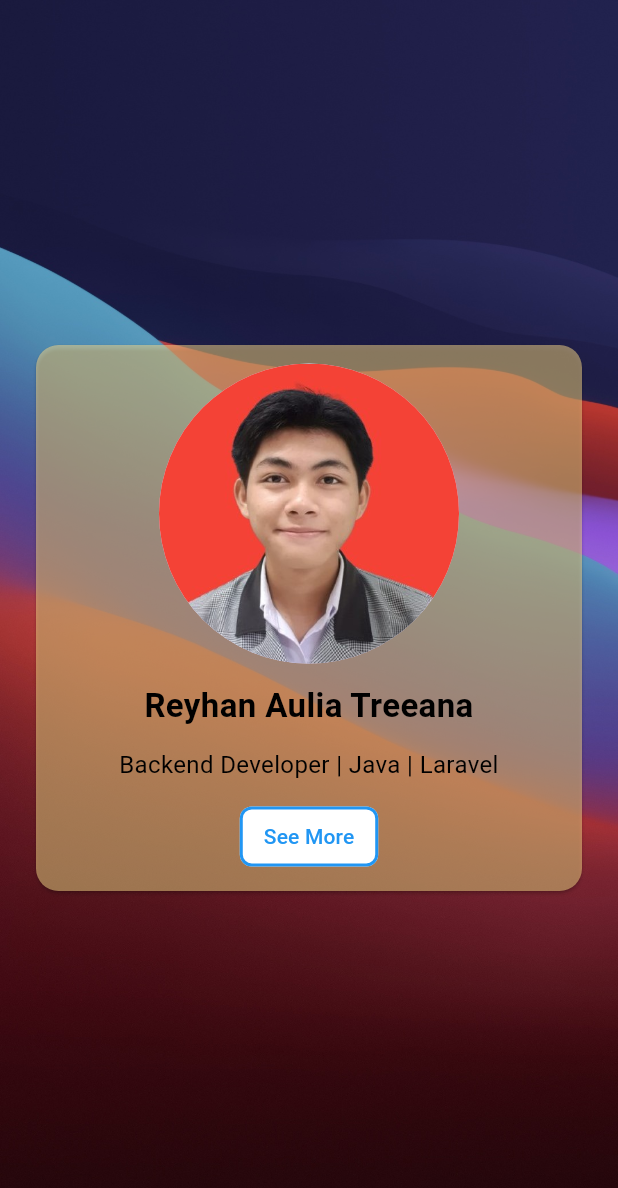
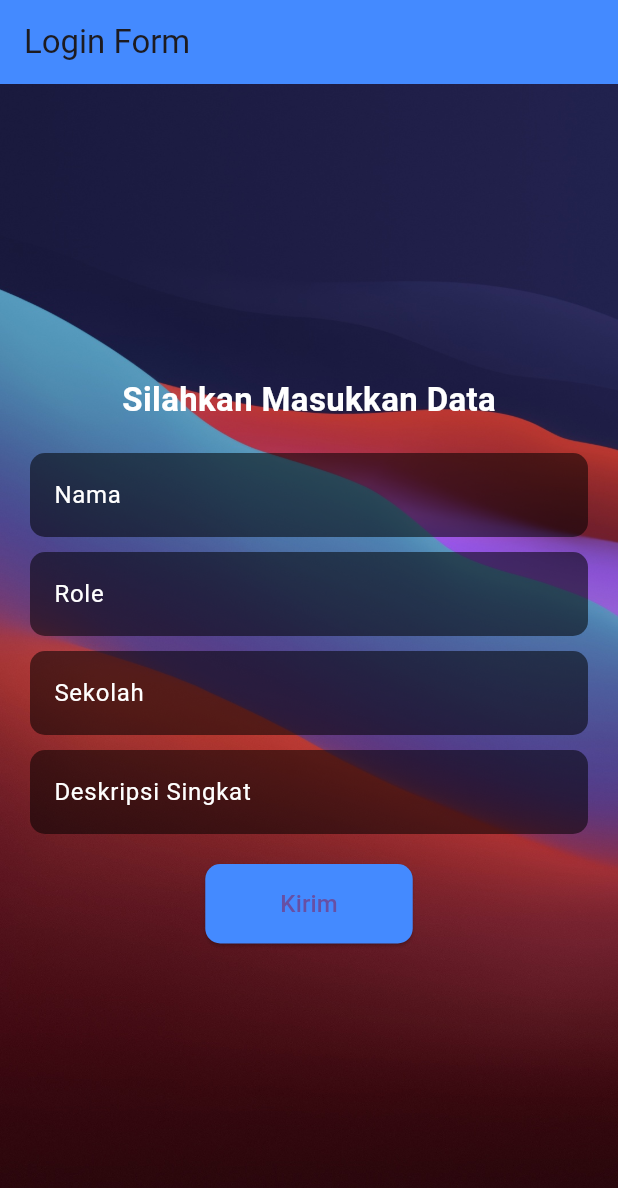
Before and after one commit to eanaul/flutter_profile, a Flutter app: the screen it shows after launch, on a phone screen of 412 x 824 dp. Shown: the top 1188 px of the screen. Run offline on Flutter 3.47's test engine with Material 3 defaults, Android fonts, the phone set to English and light mode, and no system bars.

Commit message:
update form page

```diff
--- a/lib/login.dart
+++ b/lib/login.dart
@@ -1,108 +1,103 @@
 import 'package:flutter/material.dart';
+import 'home.dart';
 
-class Page2 extends StatelessWidget {
-  const Page2({super.key});
+class Login extends StatelessWidget {
+  Login({super.key});
+
+  final TextEditingController _nameController = TextEditingController();
+  final TextEditingController _roleController = TextEditingController();
+  final TextEditingController _sekolahController = TextEditingController();
+  final TextEditingController _descController = TextEditingController();
+
+  bool validateInputs(BuildContext context) {
+    if (_nameController.text.isEmpty ||
+        _roleController.text.isEmpty ||
+        _sekolahController.text.isEmpty ||
+        _descController.text.isEmpty) {
+      // Tampilkan pesan error
+      ScaffoldMessenger.of(context).showSnackBar(
+        const SnackBar(content: Text("Semua kolom harus diisi")),
+      );
+      return false;
+    }
+    return true;
+  }
 
   @override
   Widget build(BuildContext context) {
     return Scaffold(
       appBar: AppBar(
-        title: const Text("About & Skills"),
+        title: const Text('Login Form'),
         backgroundColor: Colors.blueAccent,
-        elevation: 0,
       ),
       body: Container(
-        width: MediaQuery.of(context).size.width,
-        height: MediaQuery.of(context).size.height,
+        padding: const EdgeInsets.all(20.0),
+        width: double.infinity,
+        height: double.infinity,
         decoration: const BoxDecoration(
           image: DecorationImage(
             image: AssetImage("assets/images/bg.jpg"),
             fit: BoxFit.cover,
           ),
         ),
+        child: Center(
           child: SingleChildScrollView(
-          child: Padding(
-            padding: const EdgeInsets.all(20.0),
             child: Column(
-              crossAxisAlignment: CrossAxisAlignment.center,
-              children: <Widget>[
-                // About Section
-                Container(
-                  width: MediaQuery.of(context).size.width * 0.9,
-                  child: Card(
-                    shape: RoundedRectangleBorder(
-                      borderRadius: BorderRadius.circular(20.0),
-                    ),
-                    color: const Color.fromRGBO(255, 255, 255, 0.9),
-                    elevation: 10,
-                    shadowColor: Colors.black.withOpacity(0.5),
-                    child: const Padding(
-                      padding: EdgeInsets.all(20.0),
-                      child: Column(
-                        crossAxisAlignment: CrossAxisAlignment.start,
+              mainAxisSize: MainAxisSize.min,
               children: [
-                          Text(
-                            "About Me",
+                const Text(
+                  'Silahkan Masukkan Data',
                   style: TextStyle(
                     fontSize: 22,
                     fontWeight: FontWeight.bold,
-                              color: Colors.black87,
+                    color: Colors.white,
                   ),
                 ),
-                          SizedBox(height: 10),
-                          Text(
-                            'Im a software engineer',
-                            style: TextStyle(
-                              fontSize: 16,
-                              color: Colors.black54,
-                            ),
-                            textAlign: TextAlign.justify,
-                          ),
-                        ],
+                const SizedBox(height: 20),
+
+                buildInputField(
+                    controller: _nameController, label: 'Nama'),
+                const SizedBox(height: 10),
+
+                buildInputField(
+                    controller: _roleController, label: 'Role'),
+                const SizedBox(height: 10),
+
+                buildInputField(
+                    controller: _sekolahController, label: 'Sekolah'),
+                const SizedBox(height: 10),
+
+                buildInputField(
+                    controller: _descController, label: 'Deskripsi Singkat'),
+                const SizedBox(height: 20),
+
+                ElevatedButton(
+                  onPressed: () {
+                    if (validateInputs(context)) {
+                      Navigator.push(
+                        context,
+                        MaterialPageRoute(
+                          builder: (context) => Home(
+                            name: _nameController.text,
+                            role: _roleController.text,
+                            sekolah: _sekolahController.text,
+                            desc: _descController.text,
                           ),
                         ),
+                      );
+                    }
+                  },
+                  style: ElevatedButton.styleFrom(
+                    backgroundColor: Colors.blueAccent,
+                    padding: const EdgeInsets.symmetric(
+                        horizontal: 50, vertical: 15),
+                    shape: RoundedRectangleBorder(
+                      borderRadius: BorderRadius.circular(10),
                     ),
                   ),
-
-                const SizedBox(height: 20),  // Memberi jarak antar container
-
-                // Skills Section
-                Container(
-                  width: MediaQuery.of(context).size.width * 0.9,
-                  child: Card(
-                    shape: RoundedRectangleBorder(
-                      borderRadius: BorderRadius.circular(20.0),
-                    ),
-                    color: const Color.fromRGBO(255, 255, 255, 0.9),
-                    elevation: 10,
-                    shadowColor: Colors.black.withOpacity(0.5),
-                    child: const Padding(
-                      padding: EdgeInsets.all(20.0),
-                      child: Column(
-                        crossAxisAlignment: CrossAxisAlignment.start,
-                        children: [
-                          Text(
-                            "Skills",
-                            style: TextStyle(
-                              fontSize: 22,
-                              fontWeight: FontWeight.bold,
-                              color: Colors.black87,
-                            ),
-                          ),
-                          SizedBox(height: 10),
-
-                          // Skill List
-                           Text(
-                            'Springboot & Laravel',
-                            style: TextStyle(
-                              fontSize: 16,
-                              color: Colors.black54,
-                            ),
-                            textAlign: TextAlign.justify,
-                          ),
-                        ],
-                      ),
-                    ),
+                  child: const Text(
+                    'Kirim',
+                    style: TextStyle(fontSize: 16),
                   ),
                 ),
               ],
@@ -113,17 +108,21 @@ class Page2 extends StatelessWidget {
     );
   }
 
-  // Function to create skill items with consistent styling
-  Widget skillItem(String skill) {
-    return Padding(
-      padding: const EdgeInsets.symmetric(vertical: 5.0),
-      child: Text(
-        skill,
-        style: const TextStyle(
-          fontSize: 16,
-          color: Colors.black87,
+  TextField buildInputField(
+      {required TextEditingController controller, required String label}) {
+    return TextField(
+      controller: controller,
+      decoration: InputDecoration(
+        labelText: label,
+        labelStyle: const TextStyle(color: Colors.white),
+        filled: true,
+        fillColor: Colors.black54,
+        border: OutlineInputBorder(
+          borderRadius: BorderRadius.circular(10),
+          borderSide: BorderSide.none,
         ),
       ),
+      style: const TextStyle(color: Colors.white),
     );
   }
 }
--- a/lib/main.dart
+++ b/lib/main.dart
@@ -1,106 +1,20 @@
 import 'package:flutter/material.dart';
-import 'page2.dart';
+import 'login.dart';
+import 'home.dart';
 
-void main() => runApp(const MaterialApp(
-  debugShowCheckedModeBanner: false,
-  home: Home(),
-));
+void main() {
+  runApp(MyApp());
+}
 
-class Home extends StatelessWidget {
-  const Home({super.key});
-
+class MyApp extends StatelessWidget {
   @override
   Widget build(BuildContext context) {
-    return Scaffold(
-      body: Container(
-        width: MediaQuery.of(context).size.width,
-        height: MediaQuery.of(context).size.height,
-        decoration: const BoxDecoration(
-          image: DecorationImage(
-            image: AssetImage("assets/images/bg.jpg"), // Background image
-            fit: BoxFit.cover,
-          ),
-        ),
-
-        child: Stack(
-          alignment: Alignment.center,
-          children: <Widget>[
-            Container(
-              width: MediaQuery.of(context).size.width,
-              height: MediaQuery.of(context).size.shortestSide,
-              padding: const EdgeInsets.all(20.0),
-              alignment: Alignment.center,
-              child: Card(
-                shape: RoundedRectangleBorder(
-                  borderRadius: BorderRadius.circular(15.0),
-                ),
-                color: const Color.fromRGBO(252, 219, 138, 1).withOpacity(0.5), // Menambah opacity
-                child: Center(
-                  child: Column(
-                    mainAxisAlignment: MainAxisAlignment.spaceEvenly,
-                    children: <Widget>[
-
-                      CircleAvatar(
-                        radius: 100.0,
-                        backgroundImage: AssetImage('assets/images/han2.jpg'),
-                      ),
-
-                      const Text(
-                        "Reyhan Aulia Treeana",
-                        textAlign: TextAlign.center,
-                        style: TextStyle(
-                          fontSize: 22,
-                          fontWeight: FontWeight.bold,
-                          color: Colors.black,
-                        ),
-                      ),
-
-                      const Padding(
-                        padding: EdgeInsets.symmetric(horizontal: 5.0),
-                        child: Text(
-                          "Backend Developer | Java | Laravel",
-                          textAlign: TextAlign.center,
-                          style: TextStyle(
-                            fontSize: 16,
-                            color: Colors.black,
-                          ),
-                        ),
-                      ),
-
-                      TextButton(
-                          onPressed: () {
-                            Navigator.push(
-                              context,
-                              MaterialPageRoute(builder: (context) => const Page2()),
-                            );
-                          },
-                          style: TextButton.styleFrom(
-                            backgroundColor: Colors.white,  // Warna background
-                            side: const BorderSide(
-                              color: Colors.blue,  // Warna border
-                              width: 2.0,         // Ketebalan border
-                            ),
-                            shape: RoundedRectangleBorder(
-                              borderRadius: BorderRadius.circular(8),  // Membuat sudut border melengkung
-                            ),
-                            padding: const EdgeInsets.symmetric(horizontal: 16, vertical: 8),  // Padding di dalam tombol
-                          ),
-                          child: const Text(
-                            "See More",
-                            style: TextStyle(
-                              color: Colors.blue,  // Warna teks
-                            ),
-                          ),
-                        ),
-
-                    ],
-                  ),
-                ),
-              ),
-            )
-          ],
-        ),
+    return MaterialApp(
+      title: 'Login App',
+      theme: ThemeData(
+        primarySwatch: Colors.blue,
       ),
+      home: Login(),
     );
   }
 }
```
Also changed, not shown: lib/home.dart (added, +137 -0 lines). Lines whose indentation alone changed are shown as unchanged.
